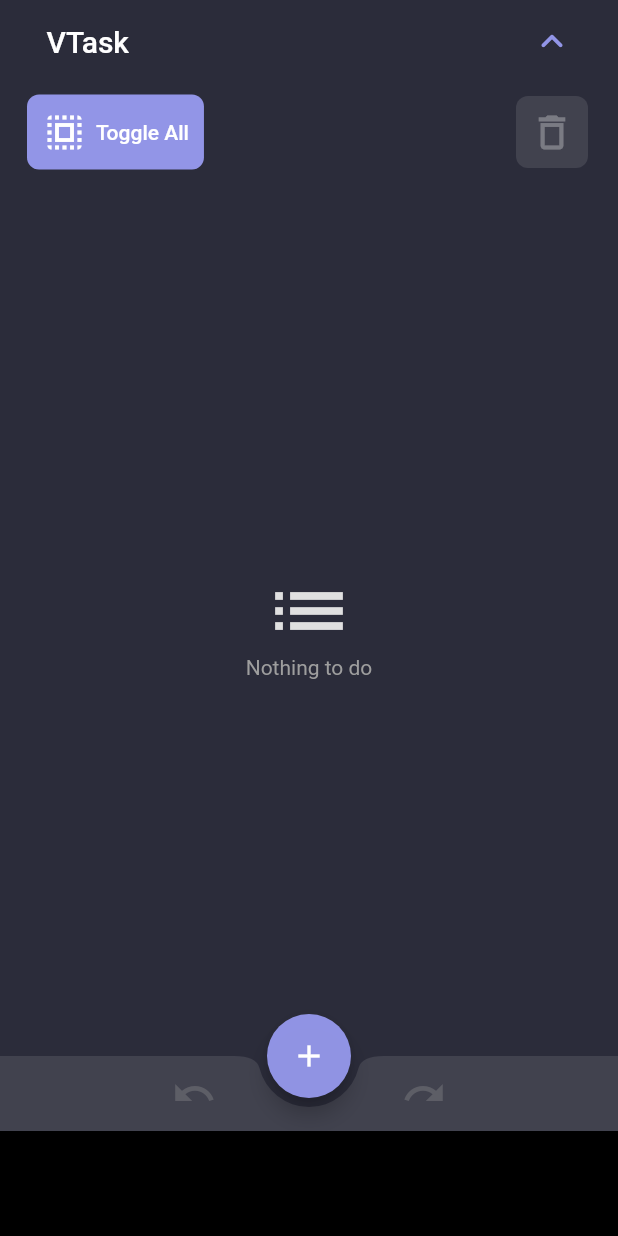
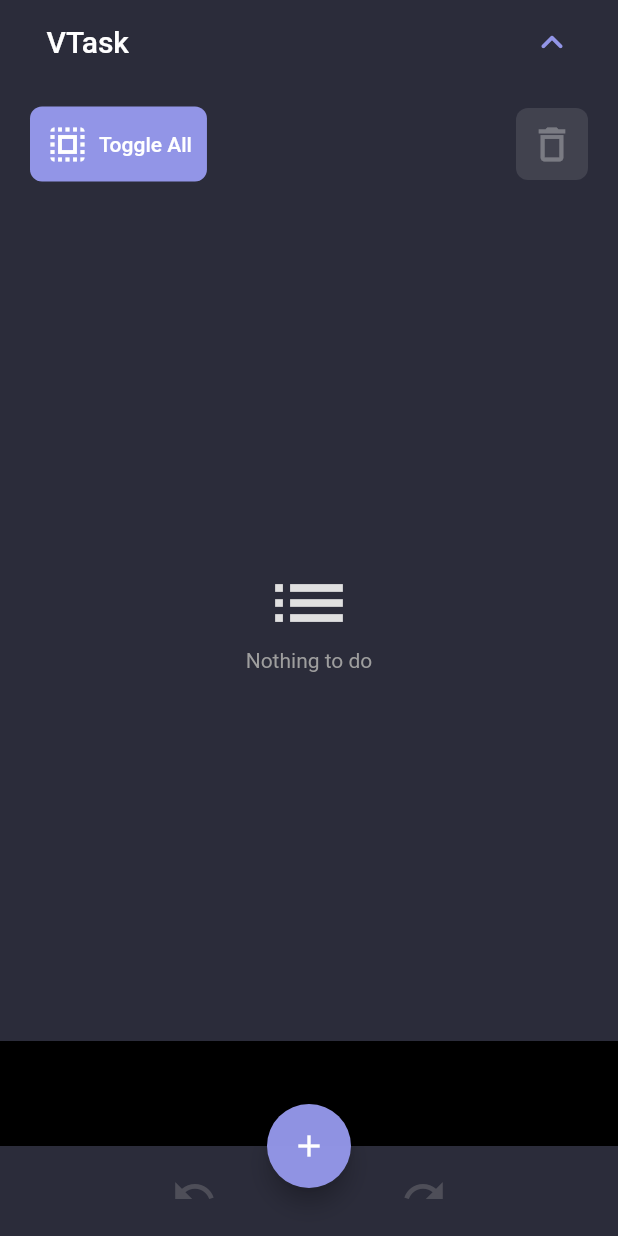
Before and after one commit to andre-vidal/vtask, a Flutter app: the screen it shows after launch, after a tap on the "keyboard arrow down" icon, after a tap on "Toggle All", on a phone screen of 412 x 824 dp. Run offline on Flutter 3.47's test engine with Material 2 defaults, Android fonts, the phone set to English and light mode, and no system bars; drawn by our look-alikes of google_mobile_ads; our stand-ins replace shared_preferences; network calls fail; Roboto replaces fonts that are missing (Hind).

```diff
--- a/lib/main.dart
+++ b/lib/main.dart
@@ -28,12 +28,13 @@ class MyApp extends StatelessWidget {
         home: MyStatefulWidget(),
         debugShowCheckedModeBanner: false,
         theme: ThemeData(
+          splashColor: Color.fromARGB(255, 43, 44, 58).withAlpha(100),
           // Define the default brightness and colors.
           brightness: Brightness.dark,
           primaryColor: Color.fromARGB(255, 43, 44, 58),
           accentColor: Color.fromARGB(255, 146, 149, 231),
-          errorColor: Color.fromARGB(255, 193, 136, 134),
-          bottomAppBarColor: Colors.white10,
+          errorColor: Colors.orange.withAlpha(200),
+          bottomAppBarColor: Color.fromARGB(255, 43, 44, 58),
           scaffoldBackgroundColor: Color.fromARGB(255, 43, 44, 58),
 
           // Define the default font family.
@@ -62,6 +63,7 @@ class _MyStatefulWidgetState extends State<MyStatefulWidget> {
   ToDoListController toDoListController = ToDoListController();
   bool _isSelectMode = false;
   bool _hasSelected = false;
+  bool _hasAllSelected = false;
   BannerAd? myBanner;
   AdWidget? adWidget;
   AdSize? adSize;
@@ -78,6 +80,12 @@ class _MyStatefulWidgetState extends State<MyStatefulWidget> {
   void _handlehasSelectedChange(bool newValue) {
     setState(() {
       _hasSelected = newValue;
+    });
+  }
+
+  void _handlehasAllSelectedChange(bool newValue) {
+    setState(() {
+      _hasAllSelected = newValue;
     });
   }
 
@@ -232,10 +240,15 @@ class _MyStatefulWidgetState extends State<MyStatefulWidget> {
                       ? Size.fromHeight(0.0)
                       : Size.fromHeight(70.0),
                   child: Padding(
-                    padding: EdgeInsets.only(bottom: 5.0),
+                    padding: EdgeInsets.only(bottom: 5.0, left: 20),
                     child: Row(
                       children: <Widget>[
                         TextButton(
+                          style: ButtonStyle(
+                            padding:
+                                MaterialStateProperty.all<EdgeInsetsGeometry>(
+                                    EdgeInsets.all(0)),
+                          ),
                           autofocus: false,
                           onPressed: !_isSelectMode
                               ? null
@@ -243,10 +256,14 @@ class _MyStatefulWidgetState extends State<MyStatefulWidget> {
                                   toDoListController.toggleAllItems();
                                 },
                           child: Container(
-                            margin: EdgeInsets.only(left: 10),
+                            margin: EdgeInsets.only(left: 0),
                             padding: EdgeInsets.all(10),
                             decoration: BoxDecoration(
-                                color: Theme.of(context).accentColor,
+                                color: _hasAllSelected
+                                    ? Theme.of(context)
+                                        .accentColor
+                                        .withAlpha(100)
+                                    : Theme.of(context).accentColor,
                                 borderRadius: BorderRadius.circular(8)),
                             child: Row(
                               children: <Widget>[
@@ -258,10 +275,12 @@ class _MyStatefulWidgetState extends State<MyStatefulWidget> {
                                     color: Colors.white,
                                   ),
                                 ),
-                                Text("Toggle All",
-                                    style: TextStyle(
-                                      color: Colors.white,
-                                    ))
+                                Text(
+                                  "Toggle All",
+                                  style: TextStyle(
+                                    color: Colors.white,
+                                  ),
+                                )
                               ],
                             ),
                           ),
@@ -292,12 +311,12 @@ class _MyStatefulWidgetState extends State<MyStatefulWidget> {
                 ),
         ),
         bottomNavigationBar: BottomAppBar(
-          notchMargin: 6,
+          notchMargin: 0,
           elevation: 0,
           // color: Colors.grey[900],
           shape: const CircularNotchedRectangle(),
           child: SizedBox(
-            height: 120,
+            height: 60,
             child: Column(
               children: [
                 Expanded(
@@ -322,17 +341,6 @@ class _MyStatefulWidgetState extends State<MyStatefulWidget> {
                       Spacer(),
                     ],
                   ),
-                ),
-                Container(
-                  color: Colors.black,
-                  alignment: Alignment.center,
-                  child: _getAdWidget(context),
-                  width: myBanner is BannerAd
-                      ? (myBanner as BannerAd).size.width.toDouble()
-                      : null,
-                  height: myBanner is BannerAd
-                      ? (myBanner as BannerAd).size.height.toDouble()
-                      : null,
                 )
               ],
             ),
@@ -354,7 +362,19 @@ class _MyStatefulWidgetState extends State<MyStatefulWidget> {
                   key: toDoListKey,
                   isSelectMode: _isSelectMode,
                   onSelectModeChange: _handleIsSelectModeChange,
-                  onSelectedItemsChange: _handlehasSelectedChange),
+                  onSelectedItemsChange: _handlehasSelectedChange,
+                  onSelectedAllItemsChange: _handlehasAllSelectedChange),
+            ),
+            Container(
+              color: Colors.black,
+              alignment: Alignment.center,
+              child: _getAdWidget(context),
+              width: myBanner is BannerAd
+                  ? (myBanner as BannerAd).size.width.toDouble()
+                  : null,
+              height: myBanner is BannerAd
+                  ? (myBanner as BannerAd).size.height.toDouble()
+                  : null,
             )
           ],
         ),
--- a/lib/todo-list.dart
+++ b/lib/todo-list.dart
@@ -28,6 +28,7 @@ class ToDoList extends StatefulWidget {
   final bool isSelectMode;
   final ValueChanged<bool> onSelectModeChange;
   final ValueChanged<bool> onSelectedItemsChange;
+  final ValueChanged<bool> onSelectedAllItemsChange;
 
   // Widget Constructor
   ToDoList(
@@ -35,7 +36,8 @@ class ToDoList extends StatefulWidget {
       required Key key,
       this.isSelectMode: false,
       required this.onSelectModeChange,
-      required this.onSelectedItemsChange})
+      required this.onSelectedItemsChange,
+      required this.onSelectedAllItemsChange})
       : super(key: key);
 
   @override
@@ -83,11 +85,13 @@ class ToDoListState extends State<ToDoList> {
       setState(() {
         _checkedEntries = [];
         widget.onSelectedItemsChange(false);
+        widget.onSelectedAllItemsChange(false);
       });
     } else {
       setState(() {
         _checkedEntries = [for (var i = 0; i < _items.length; i += 1) i];
         widget.onSelectedItemsChange(true);
+        widget.onSelectedAllItemsChange(true);
       });
     }
   }
@@ -123,6 +127,10 @@ class ToDoListState extends State<ToDoList> {
           widget.onSelectedItemsChange(true);
         });
       }
+      setState(() {
+        widget
+            .onSelectedAllItemsChange(_checkedEntries.length == _items.length);
+      });
     } else {
       if (_completedEntries.contains(index)) {
         setState(() => {_items[index].completed = false});
```
